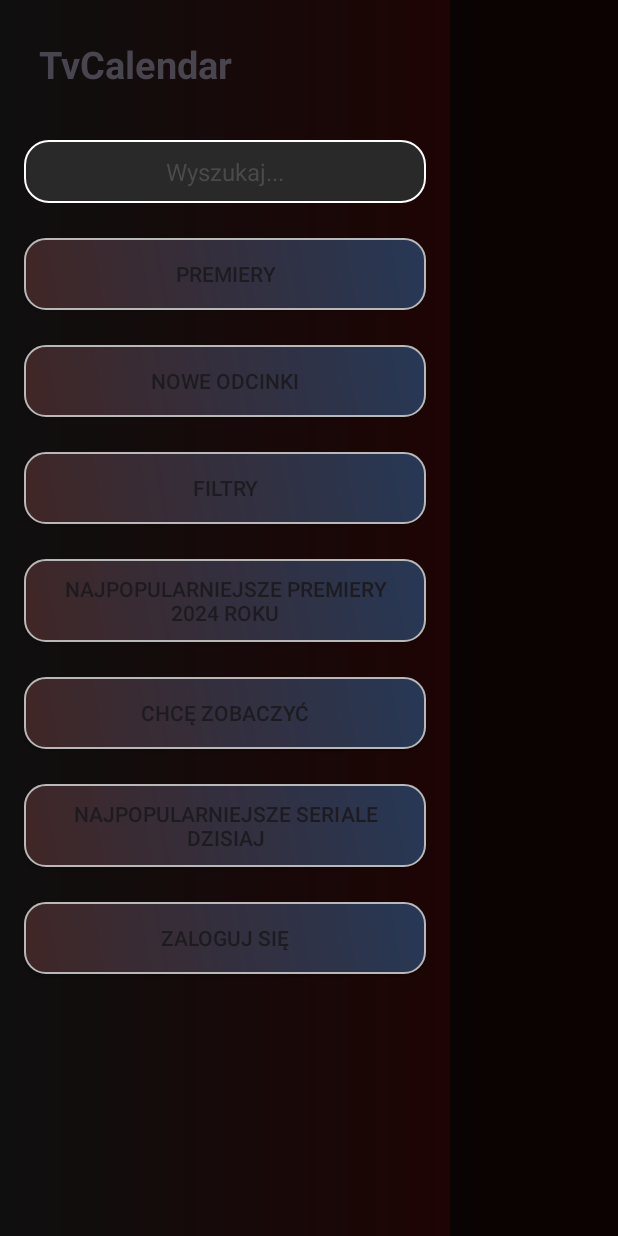
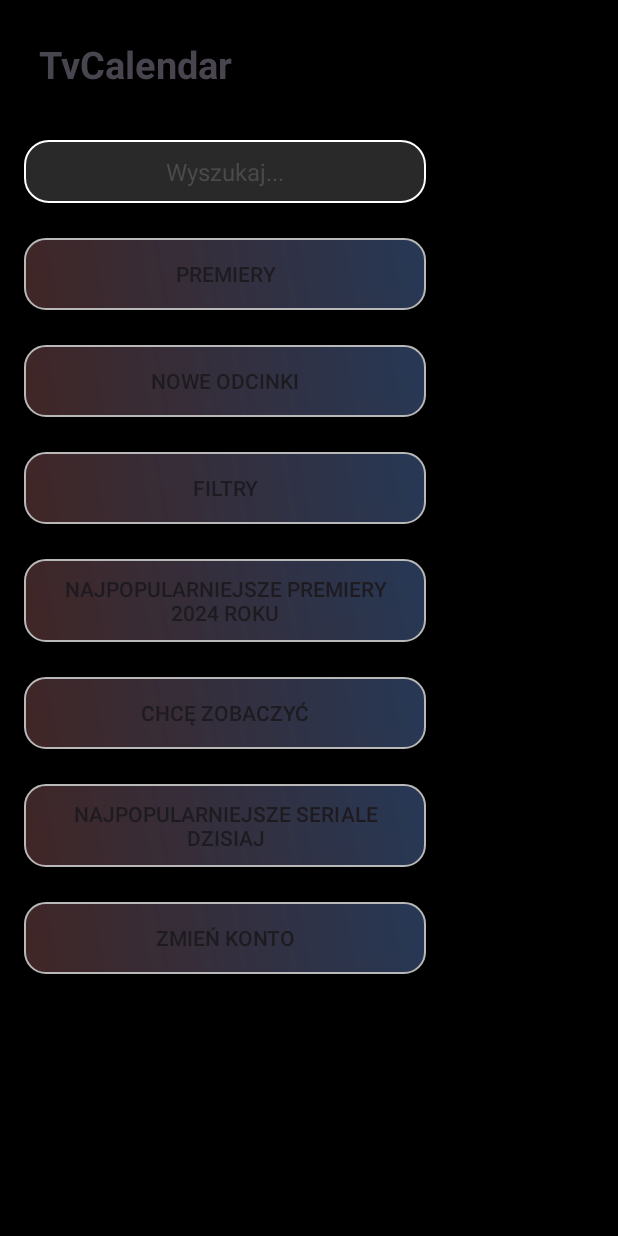
Before and after one commit to PeterCode-cmd/TvCalendar, an Android app: the screen it shows after launch once a user with an empty profile is signed in (MainActivity), with the side drawer open, on a phone screen of 412 x 824 dp. Run offline under Robolectric (Android 15) with nearby library versions, the phone set to English and light mode, and no system bars; our stand-ins replace Firebase (no records; nobody signed in at launch, a user with empty details on screens opened directly), Volley; network calls fail; pictures from the network do not load.

Commit message:
Changed UI

```diff
--- a/app/src/main/java/com/example/tvcalendar/Episode.kt
+++ b/app/src/main/java/com/example/tvcalendar/Episode.kt
@@ -6,5 +6,7 @@ data class Episode(
     val air_data: String,
     val episode_number: Int,
     val runtime: Int,
+    val imageURL: String,
+    val overview: String
 
 )
--- a/app/src/main/java/com/example/tvcalendar/MainActivity.kt
+++ b/app/src/main/java/com/example/tvcalendar/MainActivity.kt
@@ -3,38 +3,29 @@ package com.example.tvcalendar
 import SerialAdapter
 import android.content.Intent
 import android.os.Bundle
-import android.text.Layout
 import android.util.Log
 import android.view.KeyEvent
 import android.view.View
-import android.view.inputmethod.EditorInfo
-import android.widget.AdapterView
-import android.widget.ArrayAdapter
 import android.widget.Button
 import android.widget.DatePicker
 import android.widget.EditText
 import android.widget.LinearLayout
 import android.widget.ProgressBar
-import android.widget.Spinner
 import android.widget.TextView
 import androidx.appcompat.app.AppCompatActivity
 import androidx.core.view.GravityCompat
 import androidx.drawerlayout.widget.DrawerLayout
-import androidx.lifecycle.viewmodel.CreationExtras
 import androidx.recyclerview.widget.LinearLayoutManager
 import androidx.recyclerview.widget.RecyclerView
 import com.android.volley.Request
 import com.android.volley.toolbox.JsonObjectRequest
 import com.android.volley.toolbox.Volley
-import com.google.android.gms.tasks.Task
-import com.google.android.gms.tasks.TaskCompletionSource
 import com.google.firebase.Firebase
 import com.google.firebase.auth.FirebaseAuth
 import com.google.firebase.firestore.firestore
 import org.json.JSONObject
 import java.time.LocalDate
 import java.time.format.DateTimeFormatter
-import java.time.temporal.TemporalAmount
 
 
 class MainActivity : AppCompatActivity(), FiltersDiagloFragment.OnFilterSelectedListener {
@@ -53,17 +44,18 @@ class MainActivity : AppCompatActivity(), FiltersDiagloFragment.OnFilterSelected
     private lateinit var btnPremiery: Button
     private lateinit var btnMostPopularThisWeek: Button
     private lateinit var btnMostPopularThisDay: Button
-    private var currentDate: LocalDate = LocalDate.now()
-    private var isDatePickerVisible = false
     private lateinit var layoutMain: LinearLayout
     private lateinit var btnNoweOdcinki: Button
     private lateinit var btnFilterButton: Button
     private lateinit var etSearch: EditText
     private lateinit var btnFiltry: Button
     private lateinit var recyclerView: RecyclerView
-    private lateinit var btnZaloguj: Button
+    private lateinit var btnZmienKonto: Button
     private lateinit var btnWatchlist: Button
     private lateinit var loadingSpinner: ProgressBar
+    private lateinit var tvName: TextView
+    private var currentDate: LocalDate = LocalDate.now()
+    private var isDatePickerVisible = false
     private var currentPage = 1
     private var currentCategory = 0
     private var isPremiery = 1
@@ -103,12 +95,13 @@ class MainActivity : AppCompatActivity(), FiltersDiagloFragment.OnFilterSelected
         btnFilterButton = findViewById(R.id.btnFilterButton)
         etSearch = findViewById(R.id.etSearch)
         btnFiltry = findViewById(R.id.btnFiltry)
-        btnZaloguj = findViewById(R.id.btnZaloguj)
+        btnZmienKonto = findViewById(R.id.btnZmienKonto)
         btnWatchlist = findViewById(R.id.btnWatchlist)
         loadingSpinner = findViewById(R.id.progress_loader)
+        tvName = findViewById(R.id.tvName)
 
         serialsList = mutableListOf()
-        adapter = SerialAdapter(serialsList)
+        adapter = SerialAdapter(serialsList, currentDate)
         recyclerView.layoutManager = LinearLayoutManager(this)
         recyclerView.adapter = adapter
 
@@ -120,6 +113,12 @@ class MainActivity : AppCompatActivity(), FiltersDiagloFragment.OnFilterSelected
         tvSectionInfo.text = btnMostPopularThisDay.text
 
         val user = FirebaseAuth.getInstance().currentUser
+
+        if(user != null) {
+            btnWatchlist.visibility = View.VISIBLE
+            btnZmienKonto.visibility = View.VISIBLE
+            tvName.text = user.email.toString()
+        }
 
         if (user == null) {
             val intent = Intent(this, SingUpActivity::class.java)
@@ -210,11 +209,10 @@ class MainActivity : AppCompatActivity(), FiltersDiagloFragment.OnFilterSelected
             drawerLayout.closeDrawer(GravityCompat.START) // Zamknij wysuwane okno boczne po wybraniu opcji
         }
 
-        btnZaloguj.setOnClickListener {
+        btnZmienKonto.setOnClickListener {
 
             val intent = Intent(this, SignInActivity::class.java)
             startActivity(intent)
-
         }
 
         btnWatchlist.setOnClickListener {
@@ -585,6 +583,7 @@ class MainActivity : AppCompatActivity(), FiltersDiagloFragment.OnFilterSelected
 
         tvCurrentDate.text = LocalDate.now().toString()
 
+
     }
 
     private fun performSearch(query: String) {
@@ -776,8 +775,9 @@ class MainActivity : AppCompatActivity(), FiltersDiagloFragment.OnFilterSelected
         val userRatingCount = response.getInt("vote_count")
         val backdropUrl = "https://image.tmdb.org/t/p/w500" + backdrop
         val posterUrl = "https://image.tmdb.org/t/p/w500" + posterPath
+        val originalName = response.getString("original_name")
 
-        serials.add(Serial( id ,title, releaseDate, overview, posterUrl, userRating, userRatingCount, backdropUrl, false))
+        serials.add(Serial( id ,title, originalName ,releaseDate, overview, posterUrl, userRating, userRatingCount, backdropUrl, false))
 
         return serials
     }
@@ -797,18 +797,19 @@ class MainActivity : AppCompatActivity(), FiltersDiagloFragment.OnFilterSelected
             val id = serialJson.getInt("id")
             val backdrop = serialJson.getString("backdrop_path")
             val backdropUrl = "https://image.tmdb.org/t/p/w500" + backdrop
+            val originalName = serialJson.getString("original_name")
 
             serialId = id.toString()
 
             if(currentCategory == 5)
             {
                 if(posterPath != "null" && overview != ""){
-                serials.add(Serial( id ,title, releaseDate, overview, posterUrl, userRating, userRatingCount, backdropUrl, false))}
+                serials.add(Serial( id ,title, originalName, releaseDate, overview, posterUrl, userRating, userRatingCount, backdropUrl, false))}
 
             }else{
                 if(posterPath != "null")
                 {
-                    serials.add(Serial( id ,title, releaseDate, overview, posterUrl, userRating, userRatingCount, backdropUrl, false))
+                    serials.add(Serial( id ,title, originalName, releaseDate, overview, posterUrl, userRating, userRatingCount, backdropUrl, false))
                 }
             }
 
--- a/app/src/main/java/com/example/tvcalendar/Serial.kt
+++ b/app/src/main/java/com/example/tvcalendar/Serial.kt
@@ -4,6 +4,7 @@ data class Serial(
 
     val id: Int,
     val title: String,
+    val originalName: String,
     val releaseDate: String,
     val overview: String,
     val posterURL: String,
--- a/app/src/main/res/layout/activity_details.xml
+++ b/app/src/main/res/layout/activity_details.xml
@@ -10,7 +10,7 @@
     <RelativeLayout
         xmlns:android="http://schemas.android.com/apk/res/android"
         android:layout_width="match_parent"
-        android:background="@drawable/bgmain"
+        android:background="@color/black"
         android:layout_height="match_parent">
 
         <!-- Baner serialu -->
--- a/app/src/main/res/layout/activity_main.xml
+++ b/app/src/main/res/layout/activity_main.xml
@@ -18,7 +18,7 @@
             android:layout_height="match_parent"
             android:orientation="vertical"
             android:padding="16dp"
-            android:background="@drawable/bgmain"
+            android:background="@color/black"
             tools:context=".MainActivity">
 
             <TextView
@@ -148,7 +148,7 @@
         android:layout_width="300dp"
         android:layout_height="match_parent"
         android:layout_gravity="start"
-        android:background="@drawable/bgmain"
+        android:background="@color/black"
         android:elevation="16dp"
         android:orientation="vertical">
 
@@ -269,7 +269,7 @@
             android:text="Najpopularniejsze seriale dzisiaj" />
 
         <androidx.appcompat.widget.AppCompatButton
-            android:id="@+id/btnZaloguj"
+            android:id="@+id/btnZmienKonto"
             android:layout_width="match_parent"
             android:layout_height="wrap_content"
             android:layout_marginStart="16dp"
@@ -278,7 +278,20 @@
             android:background="@drawable/bgbuttons"
             android:layout_marginTop="15dp"
             android:padding="10dp"
-            android:text="Zaloguj się" />
+            android:text="Zmień konto" />
+
+        <androidx.appcompat.widget.AppCompatTextView
+            android:id="@+id/tvName"
+            android:layout_width="match_parent"
+            android:layout_height="wrap_content"
+            tools:text="Name"
+            android:textStyle="bold"
+            android:layout_marginStart="16dp"
+            android:layout_marginEnd="16dp"
+            android:layout_marginBottom="8dp"
+            android:layout_marginTop="15dp"
+            android:textSize="15sp"
+            android:padding="10dp"/>
 
         <!-- Dodaj inne opcje menu tutaj -->
 
--- a/app/src/main/res/values/colors.xml
+++ b/app/src/main/res/values/colors.xml
@@ -13,6 +13,5 @@
     <color name="purple_700">#FF3700B3</color>
     <color name="teal_200">#FF03DAC5</color>
     <color name="teal_700">#FF018786</color>
-
     <color name="yellow">#FFC801</color>
 </resources>
```
Also changed, not shown: app/src/main/java/com/example/tvcalendar/DetailsActivity.kt (+12 -10 lines), app/src/main/java/com/example/tvcalendar/EpisodeDetailsDialogFragment.kt (added, +31 -0 lines), app/src/main/java/com/example/tvcalendar/EpisodeListAdapter.kt (+35 -3 lines), app/src/main/java/com/example/tvcalendar/SerialAdapter.kt (+43 -22 lines), app/src/main/res/layout/dialog_episode_details.xml (added, +27 -0 lines), app/src/main/res/layout/episode_item.xml (+57 -13 lines), app/src/main/res/layout/item_serial.xml (+22 -16 lines), app/src/main/res/drawable/gwiazdka.png (added), app/src/main/res/drawable/noimage.jpg (added), app/src/main/res/drawable/seemore.jpg (added).
